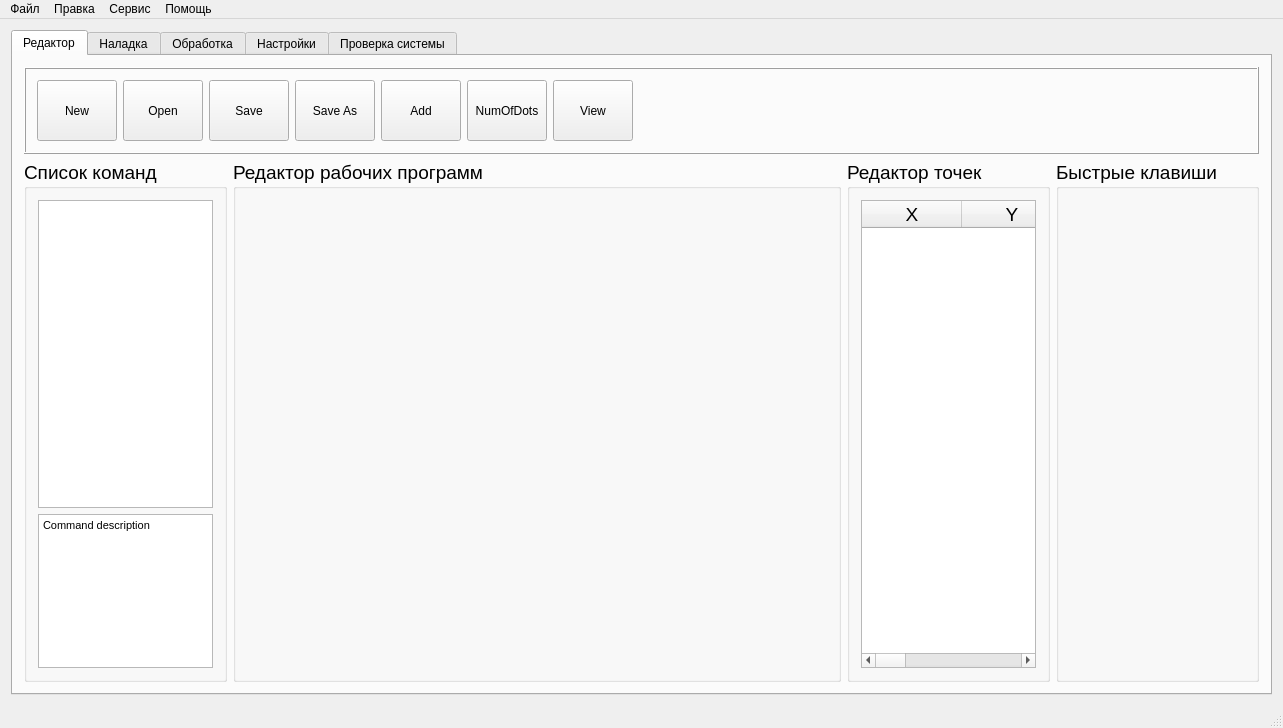
This is KAMEditor/gui/mainwindow.ui in Xtail96/SML as Qt 5 draws it before an edit. The edited form follows.
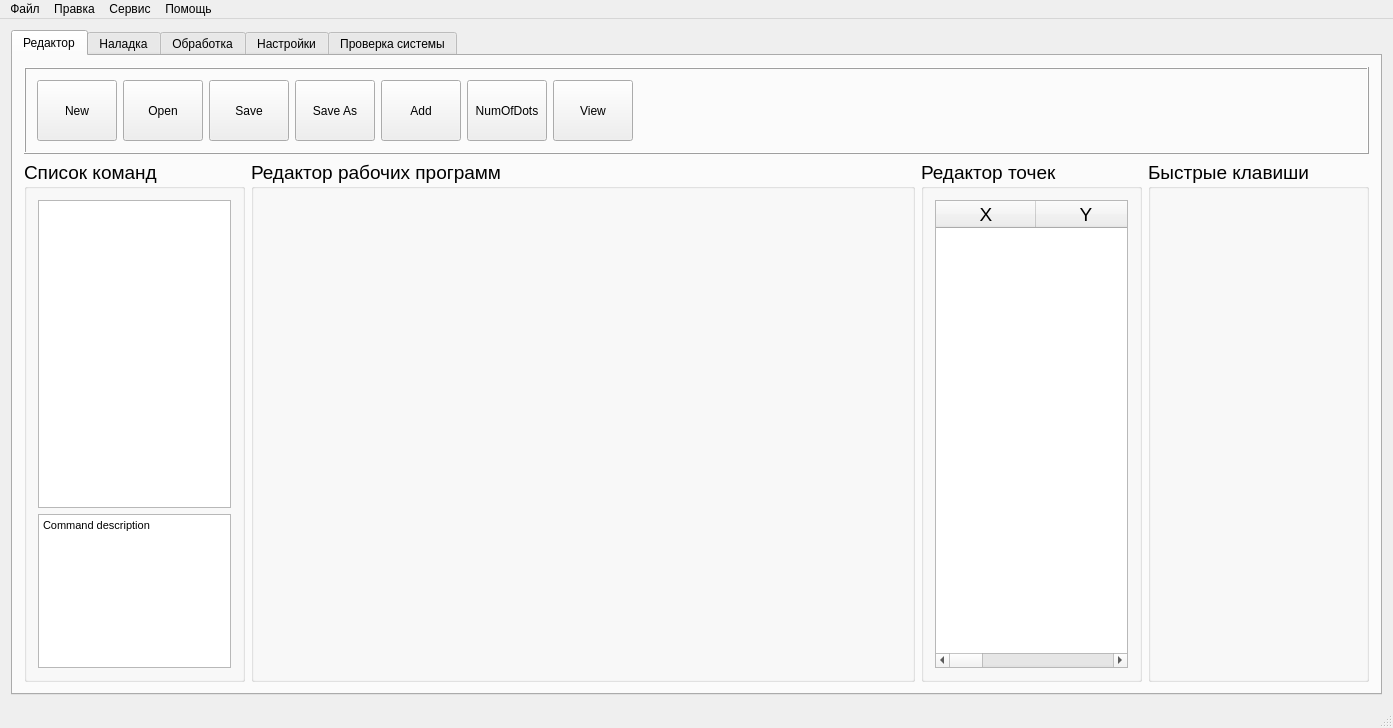
This is the edited form. The open tabs and pages were chosen to show the change. Icons and pictures are not drawn.

Diff of the .ui file:
```diff
--- a/KAMEditor/gui/mainwindow.ui
+++ b/KAMEditor/gui/mainwindow.ui
@@ -6,7 +6,7 @@
    <rect>
     <x>0</x>
     <y>0</y>
-    <width>1283</width>
+    <width>1393</width>
     <height>727</height>
    </rect>
   </property>
@@ -4829,8 +4829,8 @@
     <rect>
      <x>0</x>
      <y>0</y>
-     <width>1283</width>
-     <height>21</height>
+     <width>1393</width>
+     <height>22</height>
     </rect>
    </property>
    <widget class="QMenu" name="file_menu">
```
Left out of the diff: 50 changed lines with no effect on the pictures.
